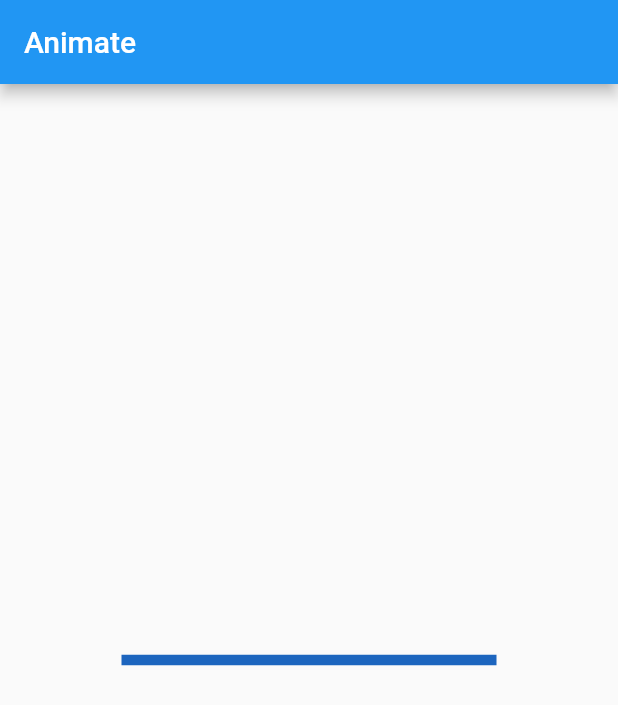
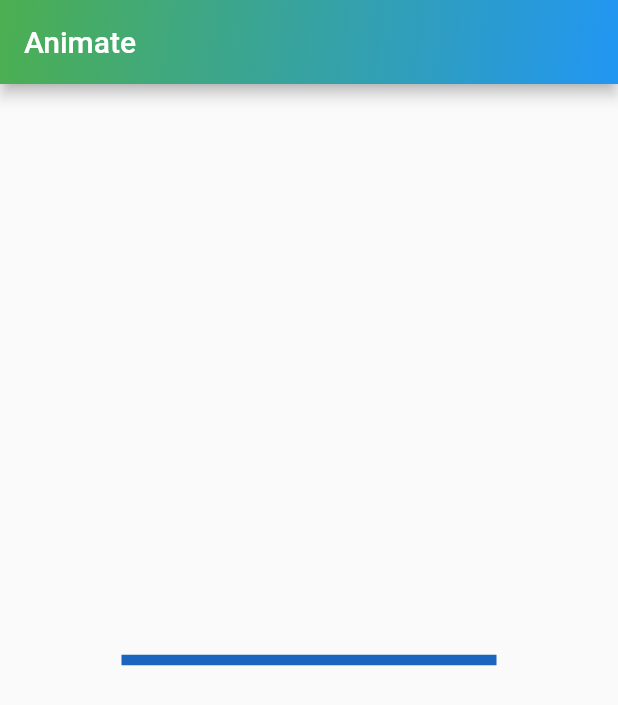
Before and after one commit to holivin21/flutter_first, a Flutter app: the screen it shows after launch, on a phone screen of 412 x 824 dp. Shown: the top 705 px of the screen. Run offline on Flutter 3.47's test engine with Material 2 defaults, Android fonts, the phone set to English and light mode, and no system bars.

```diff
--- a/lib/main.dart
+++ b/lib/main.dart
@@ -251,9 +251,17 @@ class _MyAppState extends State<MyApp> {
   @override
   Widget build(BuildContext context) {
     return MaterialApp(
+      debugShowCheckedModeBanner: false,
       home: Scaffold(
         appBar: AppBar(
           title: Text("Animate"),
+          flexibleSpace: Container(
+            decoration: BoxDecoration(
+                gradient: LinearGradient(
+                    begin: Alignment.topLeft,
+                    end: Alignment.bottomRight,
+                    colors: <Color>[Colors.green, Colors.blue])),
+          ),
         ),
         body: Center(
           child: GestureDetector(
```
